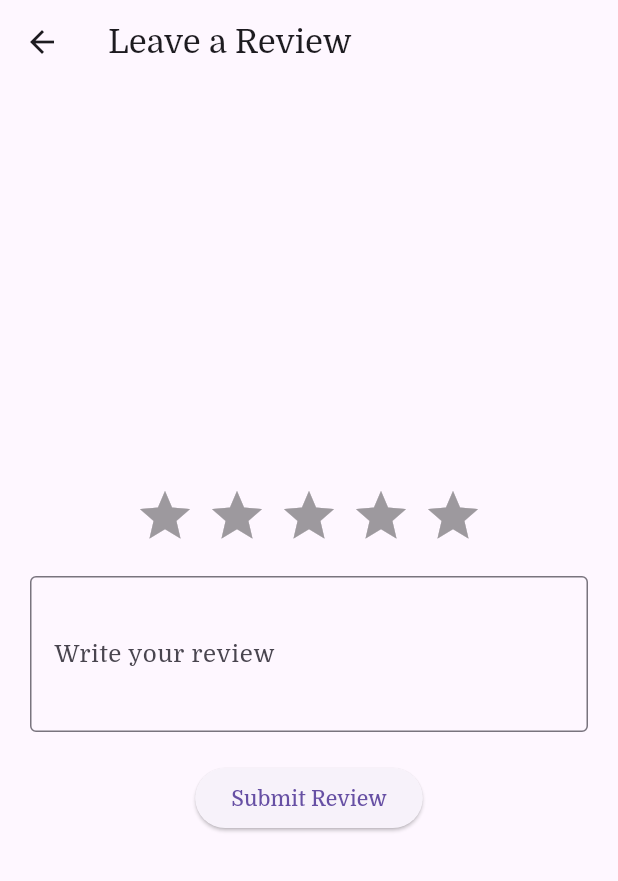
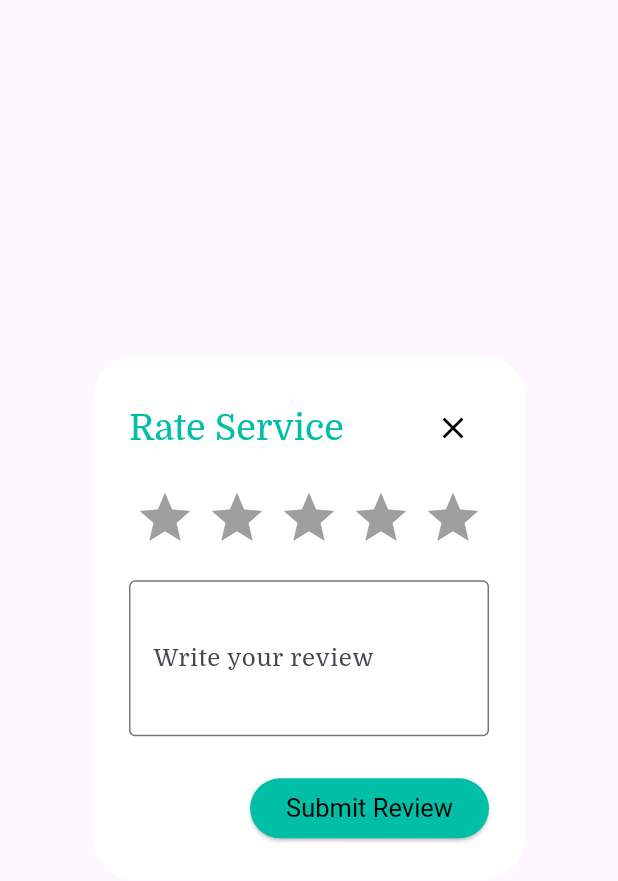
Before and after one commit to teamasap2002/EasyReache, a Flutter app: the ReviewPage widget shown alone on an empty page, opened directly with empty values, on a phone screen of 412 x 824 dp. Shown: the top 881 px of the screen. Run offline on Flutter 3.47's test engine with Material 3 defaults, Android fonts, the phone set to English and light mode, and no system bars; drawn by our look-alikes of flutter_rating_bar; our stand-ins replace carousel_slider, cloud_firestore, dots_indicator, firebase_auth, firebase_core, firebase_storage and 9 more; missing offline and left inert: otp_timer_button; accounts and stored records are empty.

Commit message:
UI improved

```diff
--- a/lib/Activity/orders_page.dart
+++ b/lib/Activity/orders_page.dart
@@ -93,6 +93,7 @@ import 'package:flutter/material.dart';
 import 'package:cloud_firestore/cloud_firestore.dart';
 import 'package:firebase_auth/firebase_auth.dart';
 import 'package:flutter_rating_bar/flutter_rating_bar.dart';
+import 'package:flutter_screenutil/flutter_screenutil.dart';
 import 'package:project/Activity/store_screen.dart';
 
 class OrdersPage extends StatelessWidget {
@@ -103,13 +104,13 @@ class OrdersPage extends StatelessWidget {
 
     return Scaffold(
       appBar: AppBar(
-        backgroundColor: Color.fromRGBO(108, 99, 255, 1),
+        backgroundColor: const Color.fromRGBO(0, 191,166, 1),
         title: Text(
           "Orders",
           style: TextStyle(
             fontWeight: FontWeight.w500,
             color: Colors.white,
-            fontSize: 30,
+            fontSize: 30.sp,
           ),
         ),
       ),
@@ -135,18 +136,18 @@ class OrdersPage extends StatelessWidget {
                   ListTile(
                     title: Text(
                       '${data['productName']}',
-                      style: TextStyle(fontWeight: FontWeight.bold, fontSize: 20),
+                      style: TextStyle(fontWeight: FontWeight.bold, fontSize: 20.sp),
                     ),
                     subtitle: Column(
                       crossAxisAlignment: CrossAxisAlignment.start,
                       children: [
                         Text(
                           'Price: \$${data['productPrice'].toString()}',
-                          style: TextStyle(fontSize: 17),
+                          style: TextStyle(fontSize: 17.sp),
                         ),
                         Text(
                           'Vendor: ${data['vendorName']}',
-                          style: TextStyle(fontSize: 17),
+                          style: TextStyle(fontSize: 17.sp),
                           overflow: TextOverflow.ellipsis,
                         ),
                       ],
@@ -157,13 +158,10 @@ class OrdersPage extends StatelessWidget {
                         showDialog(
                           context: context,
                           builder: (BuildContext context) {
-                            return AlertDialog(
-                              title: Text("Rate Vendor"),
-                              content: ReviewPage(
+                            return ReviewPage(
                                 vendorID: data['vendorId'],
                                 documentId: document.id,
                                 productId : data['productId'],
-                              ),
                               );
                           },
                         );
@@ -171,9 +169,9 @@ class OrdersPage extends StatelessWidget {
                       icon: Icon(Icons.check, color: Colors.white),
                       label: Text(''),
                       style: ElevatedButton.styleFrom(
-                        shape: CircleBorder(),
-                        backgroundColor: Color.fromRGBO(108, 99, 255, 1),
-                        padding: EdgeInsets.all(16.0),
+                        shape: const CircleBorder(),
+                        backgroundColor: const Color.fromRGBO(0, 191, 166, 1),
+                        padding: EdgeInsets.all(16.0.r),
                       ),
                     ),
                     onTap: () {
@@ -181,7 +179,7 @@ class OrdersPage extends StatelessWidget {
                       // You can navigate to a new page to display more details here
                     },
                   ),
-                  Divider(color: Colors.grey),
+                  const Divider(color: Colors.grey),
                 ],
               );
             },
@@ -192,67 +190,6 @@ class OrdersPage extends StatelessWidget {
   }
 }
 
-// class RateVendorDialog extends StatefulWidget {
-//   final String vendorId;
-//   final String documentId;
-//   final double currentRating;
-//   final int currentNumberOfRatings;
-//
-//   RateVendorDialog({required this.vendorId, required this.documentId, required this.currentRating, required this.currentNumberOfRatings});
-//
-//   @override
-//   _RateVendorDialogState createState() => _RateVendorDialogState();
-// }
-//
-// class _RateVendorDialogState extends State<RateVendorDialog> {
-//   double _newRating = 0;
-//
-//   @override
-//   Widget build(BuildContext context) {
-//     return Column(
-//       mainAxisSize: MainAxisSize.min,
-//       children: [
-//         Text("Rate the vendor on a scale of 5 stars:"),
-//         Row(
-//           mainAxisAlignment: MainAxisAlignment.center,
-//           children: List.generate(5, (index) {
-//             return IconButton(
-//               icon: Icon(index < _newRating ? Icons.star : Icons.star_border),
-//               onPressed: () {
-//                 setState(() {
-//                   _newRating = index + 1;
-//                 });
-//               },
-//             );
-//           }),
-//         ),
-//         ElevatedButton(
-//           onPressed: () async {
-//             // Calculate new average rating and number of ratings
-//             double newAverageRating = ((_newRating + (widget.currentRating * widget.currentNumberOfRatings)) / (widget.currentNumberOfRatings + 1));
-//             int newNumberOfRatings = widget.currentNumberOfRatings + 1;
-//
-//             // Update vendor rating and number of ratings in Firestore
-//             await FirebaseFirestore.instance.collection('vendors').doc(widget.vendorId).update({
-//               'rating': newAverageRating,
-//               'numberOfRatings': newNumberOfRatings,
-//             });
-//
-//             // Mark order as complete in Firestore
-//             await FirebaseFirestore.instance.collection('orders').doc(widget.documentId).update({'status': 'complete'});
-//
-//             // Print vendor ID, updated rating, and order status
-//             print('Vendor ID: ${widget.vendorId}, Updated Rating: $newAverageRating, Number of Ratings: $newNumberOfRatings, Order Status: complete');
-//
-//             // Close the dialog
-//             Navigator.pop(context);
-//           },
-//           child: Text('Rate'),
-//         ),
-//       ],
-//     );
-//   }
-// }
 class ReviewPage extends StatefulWidget {
   final  vendorID;
   final documentId;
@@ -276,15 +213,29 @@ class _ReviewPageState extends State<ReviewPage> {
 
   @override
   Widget build(BuildContext context) {
-    return Scaffold(
-      appBar: AppBar(
-        title: Text('Leave a Review'),
+    return AlertDialog(
+      backgroundColor: Colors.white,
+      title: Row(
+        mainAxisAlignment: MainAxisAlignment.spaceBetween,
+        children: [
+          Text(
+            "Rate Service",
+            style: TextStyle(
+              color: const Color.fromRGBO(0, 191, 166, 1),
+              fontSize: 24.sp,
             ),
-      body: Padding(
-        padding: EdgeInsets.all(20.0),
-        child: Column(
-          mainAxisAlignment: MainAxisAlignment.center,
-          crossAxisAlignment: CrossAxisAlignment.center,
+          ),
+          IconButton(
+            icon: const Icon(Icons.close, color: Colors.black),
+            onPressed: () {
+              Navigator.pop(context);
+            },
+          ),
+        ],
+      ),
+      content: Column(
+        mainAxisSize: MainAxisSize.min,
+        crossAxisAlignment: CrossAxisAlignment.start,
         children: <Widget>[
           RatingBar.builder(
             initialRating: _rating,
@@ -303,7 +254,7 @@ class _ReviewPageState extends State<ReviewPage> {
               });
             },
           ),
-            SizedBox(height: 20),
+          SizedBox(height: 20.h),
           TextFormField(
             controller: _reviewController,
             decoration: InputDecoration(
@@ -312,17 +263,23 @@ class _ReviewPageState extends State<ReviewPage> {
             ),
             maxLines: 3,
           ),
-            SizedBox(height: 20),
+        ],
+      ),
+      actions: <Widget>[
         ElevatedButton(
+          style: ElevatedButton.styleFrom(
+            backgroundColor: const Color.fromRGBO(0, 191, 166, 1),
+            textStyle: const TextStyle(color: Colors.white),
+          ),
           onPressed: () {
-                submitReview(_rating, _reviewController.text, _currentUser.uid, widget.vendorID, widget.documentId, widget.productId);
+            submitReview(_rating, _reviewController.text, _currentUser.uid,
+                widget.vendorID, widget.documentId, widget.productId);
             Navigator.pop(context);
           },
-              child: Text('Submit Review'),
+          child: Text('Submit Review', style: TextStyle(color: Colors.black, fontSize: 17.sp),),
         ),
+
       ],
-        ),
-      ),
     );
   }
 }
```
Also changed, not shown: lib/Activity/used_sevices_page.dart (+2 -75 lines). Lines whose indentation alone changed are shown as unchanged.
